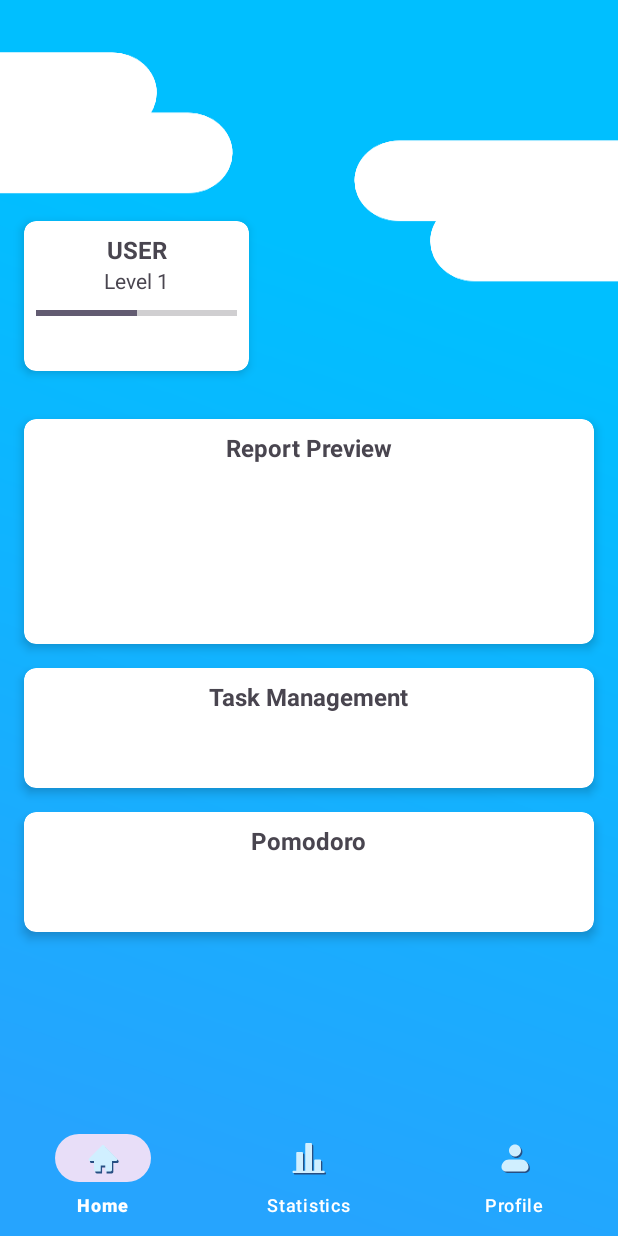
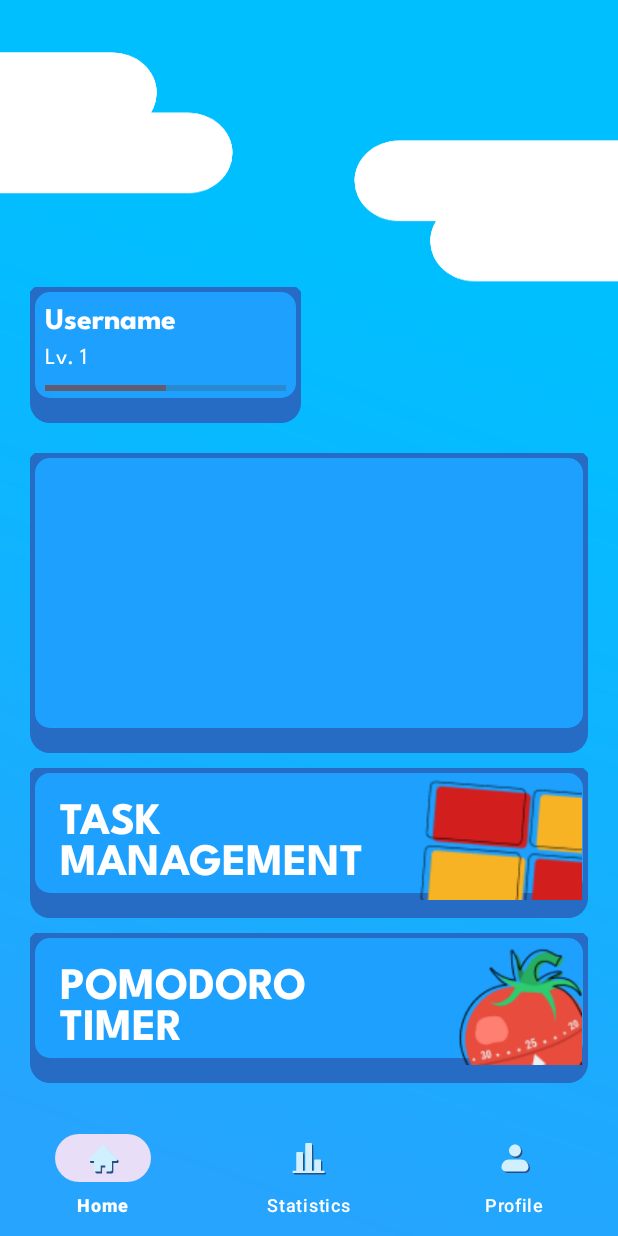
Before and after one commit to C242-PS009/HabitSagaAndroidApp, an Android app: the screen it shows after launch once a user with an empty profile is signed in (MainActivity), on a phone screen of 412 x 824 dp. Run offline under Robolectric (Android 15) with nearby library versions, the phone set to English and light mode, and no system bars; our stand-ins replace Firebase (no records; nobody signed in at launch, a user with empty details on screens opened directly), navigation-ui; libraries missing offline, so code that uses them is left out: com.github.jimcoven.view; 3 statements that could not run were skipped.

Commit message:
home cards

```diff
--- a/app/src/main/java/com/c242_ps009/habitsaga/ui/fragments/HomeFragment.kt
+++ b/app/src/main/java/com/c242_ps009/habitsaga/ui/fragments/HomeFragment.kt
@@ -1,11 +1,11 @@
 package com.c242_ps009.habitsaga.ui.fragments
 
 import android.os.Bundle
-import androidx.fragment.app.Fragment
 import android.view.LayoutInflater
 import android.view.View
 import android.view.ViewGroup
 import androidx.activity.OnBackPressedCallback
+import androidx.fragment.app.Fragment
 import com.c242_ps009.habitsaga.databinding.FragmentHomeBinding
 
 
@@ -21,8 +21,8 @@ class HomeFragment : Fragment() {
         _binding = FragmentHomeBinding.inflate(inflater, container, false)
 
         binding.mascot.init(
-            "https://raw.githubusercontent.com/C242-PS009/assets/refs/heads/master/characters/orca/halo.svg",
-            "https://raw.githubusercontent.com/C242-PS009/assets/refs/heads/master/equippables/glasses/halo.svg",
+            "https://raw.githubusercontent.com/C242-PS009/assets/refs/heads/master/characters/orca/think.svg",
+            "https://raw.githubusercontent.com/C242-PS009/assets/refs/heads/master/equippables/glasses/think.svg",
         )
 
         return binding.root
--- /dev/null
+++ b/app/src/main/java/com/c242_ps009/habitsaga/ui/views/Card3dView.kt
@@ -0,0 +1,75 @@
+package com.c242_ps009.habitsaga.ui.views
+
+import android.content.Context
+import android.graphics.Canvas
+import android.graphics.ColorFilter
+import android.graphics.Paint
+import android.graphics.PixelFormat
+import android.graphics.drawable.Drawable
+import android.util.AttributeSet
+import android.widget.FrameLayout
+import com.c242_ps009.habitsaga.R
+
+class Card3dView @JvmOverloads constructor(
+    context: Context, attrs: AttributeSet? = null
+) : FrameLayout(context, attrs) {
+
+    private val paint: Paint
+    private val shadowPaint: Paint
+    private val borderPaint: Paint
+
+    init {
+        val attr = context.obtainStyledAttributes(attrs, R.styleable.Card3dView)
+
+        paint = Paint().apply {
+            color = attr.getColor(R.styleable.Card3dView_color, 0)
+        }
+
+        shadowPaint = Paint().apply {
+            color = attr.getColor(R.styleable.Card3dView_shadowColor, 0)
+        }
+
+        borderPaint = Paint().apply {
+            color = attr.getColor(R.styleable.Card3dView_shadowColor, 0)
+            style = Paint.Style.STROKE
+            strokeCap = Paint.Cap.ROUND
+            strokeJoin = Paint.Join.ROUND
+            strokeWidth = 10f
+        }
+
+        attr.recycle()
+
+        background = Background()
+    }
+
+    inner class Background : Drawable() {
+
+        override fun draw(canvas: Canvas) {
+            val r = 20f
+
+            val w = width.toFloat()
+            val h = height.toFloat()
+
+            canvas.drawRoundRect(0f, 0f, w, h, r, r, shadowPaint) // shadow
+            canvas.drawRoundRect(0f, 0f, w, h - r, r, r, paint) // main
+            canvas.drawRoundRect(0f, 0f, w, h - r, r, r, borderPaint) // border
+        }
+
+        override fun setAlpha(alpha: Int) {
+            paint.alpha = alpha
+            shadowPaint.alpha = alpha
+        }
+
+        override fun setColorFilter(colorFilter: ColorFilter?) {
+            paint.colorFilter = colorFilter
+            shadowPaint.colorFilter = colorFilter
+        }
+
+        @Deprecated("Deprecated in Java")
+        override fun getOpacity(): Int {
+            return PixelFormat.TRANSLUCENT
+        }
+
+    }
+
+}
--- a/app/src/main/java/com/c242_ps009/habitsaga/ui/views/MascotView.kt
+++ b/app/src/main/java/com/c242_ps009/habitsaga/ui/views/MascotView.kt
@@ -8,13 +8,9 @@ import com.github.jimcoven.view.JCropImageView
 import com.github.jimcoven.view.JCropImageView.CropAlign
 import com.github.jimcoven.view.JCropImageView.CropType
 
-class MascotView : RelativeLayout {
-
-    constructor(context: Context) : super(context)
-    constructor(context: Context?, attrs: AttributeSet?) : super(context, attrs)
-    constructor(context: Context?, attrs: AttributeSet?, defStyleAttr: Int) : super(
-        context, attrs, defStyleAttr
-    )
+class MascotView @JvmOverloads constructor(
+    context: Context, attrs: AttributeSet? = null
+) : RelativeLayout(context, attrs) {
 
     fun init(firstLayer: String, vararg layers: String) {
         removeAllViews()
--- a/app/src/main/res/layout/fragment_home.xml
+++ b/app/src/main/res/layout/fragment_home.xml
@@ -1,52 +1,62 @@
 <?xml version="1.0" encoding="utf-8"?>
-<androidx.constraintlayout.widget.ConstraintLayout xmlns:android="http://schemas.android.com/apk/res/android"
+<LinearLayout xmlns:android="http://schemas.android.com/apk/res/android"
     xmlns:app="http://schemas.android.com/apk/res-auto"
     xmlns:tools="http://schemas.android.com/tools"
-    android:id="@+id/main"
     android:layout_width="match_parent"
     android:layout_height="match_parent"
-    tools:context=".ui.fragments.HomeFragment">
+    android:gravity="center"
+    android:orientation="vertical"
+    android:padding="20dp">
 
-    <!-- Profile Card -->
-    <androidx.cardview.widget.CardView
+    <Space
+        android:layout_width="match_parent"
+        android:layout_height="10dp" />
+
+    <LinearLayout
+        android:layout_width="match_parent"
+        android:layout_height="wrap_content"
+        android:orientation="horizontal"
+        android:gravity="bottom">
+
+        <FrameLayout
+            android:layout_width="0dp"
+            android:layout_height="wrap_content"
+            android:layout_weight="1"
+            android:paddingBottom="20dp">
+
+            <com.c242_ps009.habitsaga.ui.views.Card3dView
                 android:id="@+id/cv_profile"
-        android:layout_width="150dp"
-        android:layout_height="100dp"
-        android:layout_margin="16dp"
-        app:cardCornerRadius="8dp"
-        app:cardElevation="4dp"
-        app:layout_constraintBottom_toBottomOf="parent"
-        app:layout_constraintEnd_toEndOf="parent"
-        app:layout_constraintHorizontal_bias="0.0"
-        app:layout_constraintStart_toStartOf="parent"
-        app:layout_constraintTop_toTopOf="parent"
-        app:layout_constraintVertical_bias="0.19">
+                android:layout_width="match_parent"
+                android:layout_height="wrap_content"
+                app:color="#1DA0FE"
+                app:shadowColor="#266BC4">
 
-        <androidx.constraintlayout.widget.ConstraintLayout
+                <LinearLayout
                     android:layout_width="match_parent"
                     android:layout_height="match_parent"
-            android:padding="8dp">
+                    android:paddingLeft="10dp"
+                    android:paddingRight="10dp"
+                    android:paddingTop="5dp"
+                    android:paddingBottom="15dp"
+                    android:orientation="vertical">
 
                     <TextView
-                android:id="@+id/tv_name"
                         android:layout_width="wrap_content"
                         android:layout_height="wrap_content"
-                android:text="USER"
-                android:textSize="16sp"
-                android:textStyle="bold"
-                app:layout_constraintEnd_toEndOf="parent"
-                app:layout_constraintStart_toStartOf="parent"
-                app:layout_constraintTop_toTopOf="parent" />
+                        android:fontFamily="@font/league_spartan_bold"
+                        android:text="Username"
+                        android:textAlignment="textStart"
+                        android:textColor="@color/white"
+                        android:textSize="20sp" />
 
                     <TextView
-                android:id="@+id/tv_level"
                         android:layout_width="wrap_content"
                         android:layout_height="wrap_content"
-                android:text="Level 1"
-                android:textSize="14sp"
-                app:layout_constraintEnd_toEndOf="parent"
-                app:layout_constraintStart_toStartOf="parent"
-                app:layout_constraintTop_toBottomOf="@+id/tv_name" />
+                        android:fontFamily="@font/league_spartan_regular"
+                        android:text="Lv. 1"
+                        android:textAlignment="textStart"
+                        android:textColor="@color/white"
+                        android:textSize="15sp" />
 
                     <ProgressBar
                         android:id="@+id/progressBar2"
@@ -54,114 +64,123 @@
                         android:layout_width="match_parent"
                         android:layout_height="wrap_content"
                         android:layout_marginTop="4dp"
-                android:progress="50"
-                app:layout_constraintEnd_toEndOf="parent"
-                app:layout_constraintStart_toStartOf="parent"
-                app:layout_constraintTop_toBottomOf="@+id/tv_level" />
-        </androidx.constraintlayout.widget.ConstraintLayout>
-    </androidx.cardview.widget.CardView>
+                        android:progress="50"/>
 
-    <!-- Report Card -->
-    <androidx.cardview.widget.CardView
-        android:id="@+id/cv_report"
-        android:layout_width="0dp"
-        android:layout_height="150dp"
-        android:layout_marginHorizontal="16dp"
-        android:layout_marginTop="32dp"
-        app:cardCornerRadius="8dp"
-        app:cardElevation="4dp"
-        app:layout_constraintEnd_toEndOf="parent"
-        app:layout_constraintStart_toStartOf="parent"
-        app:layout_constraintTop_toBottomOf="@+id/cv_profile">
+                </LinearLayout>
 
-        <androidx.constraintlayout.widget.ConstraintLayout
-            android:layout_width="match_parent"
-            android:layout_height="match_parent"
-            android:padding="8dp">
+            </com.c242_ps009.habitsaga.ui.views.Card3dView>
+        </FrameLayout>
 
-            <TextView
-                android:id="@+id/tv_report"
-                android:layout_width="wrap_content"
-                android:layout_height="wrap_content"
-                android:text="Report Preview"
-                android:textSize="16sp"
-                android:textStyle="bold"
-                app:layout_constraintEnd_toEndOf="parent"
-                app:layout_constraintStart_toStartOf="parent"
-                app:layout_constraintTop_toTopOf="parent" />
-        </androidx.constraintlayout.widget.ConstraintLayout>
-    </androidx.cardview.widget.CardView>
-
-    <!-- Task Management Card -->
-    <androidx.cardview.widget.CardView
-        android:id="@+id/cv_task"
-        android:layout_width="0dp"
-        android:layout_height="80dp"
-        android:layout_marginHorizontal="16dp"
-        android:layout_marginTop="16dp"
-        app:cardCornerRadius="8dp"
-        app:cardElevation="4dp"
-        app:layout_constraintEnd_toEndOf="parent"
-        app:layout_constraintStart_toStartOf="parent"
-        app:layout_constraintTop_toBottomOf="@+id/cv_report">
-
-        <androidx.constraintlayout.widget.ConstraintLayout
-            android:layout_width="match_parent"
-            android:layout_height="match_parent"
-            android:padding="8dp">
-
-            <TextView
-                android:id="@+id/tv_task"
-                android:layout_width="wrap_content"
-                android:layout_height="wrap_content"
-                android:text="Task Management"
-                android:textSize="16sp"
-                android:textStyle="bold"
-                app:layout_constraintEnd_toEndOf="parent"
-                app:layout_constraintStart_toStartOf="parent"
-                app:layout_constraintTop_toTopOf="parent" />
-        </androidx.constraintlayout.widget.ConstraintLayout>
-    </androidx.cardview.widget.CardView>
-
-    <!-- Pomodoro Card -->
-    <androidx.cardview.widget.CardView
-        android:id="@+id/cv_pomodoro"
-        android:layout_width="0dp"
-        android:layout_height="80dp"
-        android:layout_marginHorizontal="16dp"
-        android:layout_marginTop="16dp"
-        app:cardCornerRadius="8dp"
-        app:cardElevation="4dp"
-        app:layout_constraintEnd_toEndOf="parent"
-        app:layout_constraintStart_toStartOf="parent"
-        app:layout_constraintTop_toBottomOf="@+id/cv_task">
-
-        <androidx.constraintlayout.widget.ConstraintLayout
-            android:layout_width="match_parent"
-            android:layout_height="match_parent"
-            android:padding="8dp">
-
-            <TextView
-                android:id="@+id/tv_custom"
-                android:layout_width="wrap_content"
-                android:layout_height="wrap_content"
-                android:text="Pomodoro"
-                android:textSize="16sp"
-                android:textStyle="bold"
-                app:layout_constraintEnd_toEndOf="parent"
-                app:layout_constraintStart_toStartOf="parent"
-                app:layout_constraintTop_toTopOf="parent" />
-        </androidx.constraintlayout.widget.ConstraintLayout>
-    </androidx.cardview.widget.CardView>
+        <Space
+            android:layout_width="10dp"
+            android:layout_height="match_parent" />
 
         <com.c242_ps009.habitsaga.ui.views.MascotView
             android:id="@+id/mascot"
-        android:layout_width="150dp"
+            android:layout_width="0dp"
+            android:layout_weight="1"
+            android:layout_height="200dp"/>
+
+    </LinearLayout>
+
+
+
+    <com.c242_ps009.habitsaga.ui.views.Card3dView
+        android:id="@+id/cv_report"
+        android:layout_width="match_parent"
         android:layout_height="200dp"
-        android:visibility="visible"
-        app:layout_constraintBottom_toTopOf="@+id/cv_report"
-        app:layout_constraintEnd_toEndOf="parent"
-        app:layout_constraintHorizontal_bias="0.515"
-        app:layout_constraintStart_toEndOf="@+id/cv_profile"
-        tools:visibility="visible" />
-</androidx.constraintlayout.widget.ConstraintLayout>
+        app:color="#1DA0FE"
+        app:shadowColor="#266BC4">
+
+    </com.c242_ps009.habitsaga.ui.views.Card3dView>
+
+
+    <Space
+        android:layout_width="match_parent"
+        android:layout_height="10dp" />
+
+    <com.c242_ps009.habitsaga.ui.views.Card3dView
+        android:id="@+id/cv_task"
+        android:layout_width="match_parent"
+        android:layout_height="100dp"
+        app:color="#1DA0FE"
+        app:shadowColor="#266BC4">
+
+        <LinearLayout
+            android:layout_width="match_parent"
+            android:layout_height="match_parent"
+            android:gravity="center"
+
+            android:orientation="horizontal">
+
+            <TextView
+                android:layout_width="0dp"
+                android:layout_height="wrap_content"
+                android:layout_weight="2"
+                android:fontFamily="@font/league_spartan_bold"
+                android:paddingLeft="20dp"
+                android:paddingTop="10dp"
+                android:paddingBottom="20dp"
+                android:text="TASK MANAGEMENT"
+                android:textAlignment="textStart"
+                android:textColor="@color/white"
+                android:textSize="30sp" />
+
+            <ImageView
+                android:layout_width="0dp"
+                android:layout_height="match_parent"
+                android:layout_weight="1"
+                android:src="@drawable/ic_task_management"
+                android:paddingRight="4dp"
+                android:paddingBottom="12dp"
+                android:scaleType="fitEnd"/>
+        </LinearLayout>
+    </com.c242_ps009.habitsaga.ui.views.Card3dView>
+
+    <Space
+        android:layout_width="match_parent"
+        android:layout_height="10dp" />
+
+    <com.c242_ps009.habitsaga.ui.views.Card3dView
+        android:id="@+id/cv_pomodoro"
+        android:layout_width="match_parent"
+        android:layout_height="100dp"
+        app:color="#1DA0FE"
+        app:shadowColor="#266BC4">
+
+        <LinearLayout
+            android:layout_width="match_parent"
+            android:layout_height="match_parent"
+            android:gravity="center"
+
+            android:orientation="horizontal">
+
+            <TextView
+                android:layout_width="0dp"
+                android:layout_height="wrap_content"
+                android:layout_weight="2"
+                android:fontFamily="@font/league_spartan_bold"
+                android:paddingLeft="20dp"
+                android:paddingTop="10dp"
+                android:paddingBottom="20dp"
+                android:text="POMODORO TIMER"
+                android:textAlignment="textStart"
+                android:textColor="@color/white"
+                android:textSize="30sp" />
+
+            <ImageView
+                android:layout_width="0dp"
+                android:layout_height="match_parent"
+                android:layout_weight="1"
+                android:paddingRight="4dp"
+                android:paddingBottom="12dp"
+                android:src="@drawable/ic_pomodoro_timer"
+                android:scaleType="fitEnd"/>
+        </LinearLayout>
+
+    </com.c242_ps009.habitsaga.ui.views.Card3dView>
+
+    <Space
+        android:layout_width="match_parent"
+        android:layout_height="10dp" />
+</LinearLayout>
--- /dev/null
+++ b/app/src/main/res/values/attrs.xml
@@ -0,0 +1,7 @@
+<?xml version="1.0" encoding="utf-8"?>
+<resources>
+    <declare-styleable name="Card3dView">
+        <attr name="color" format="color"/>
+        <attr name="shadowColor" format="color"/>
+    </declare-styleable>
+</resources>
```
Also changed, not shown: app/src/main/res/drawable/ic_pomodoro_timer.png (added), app/src/main/res/drawable/ic_task_management.png (added), app/src/main/res/font/league_spartan_bold.ttf (added), app/src/main/res/font/league_spartan_regular.ttf (added). Lines whose indentation alone changed are shown as unchanged.
